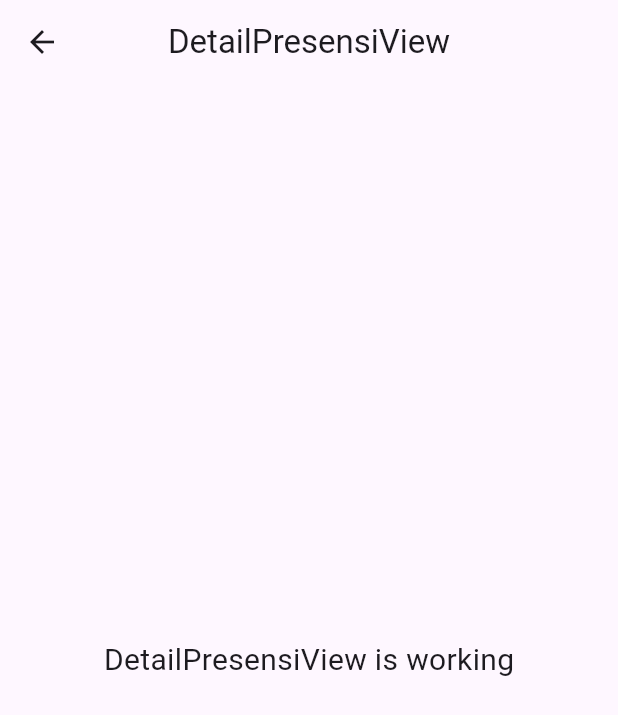
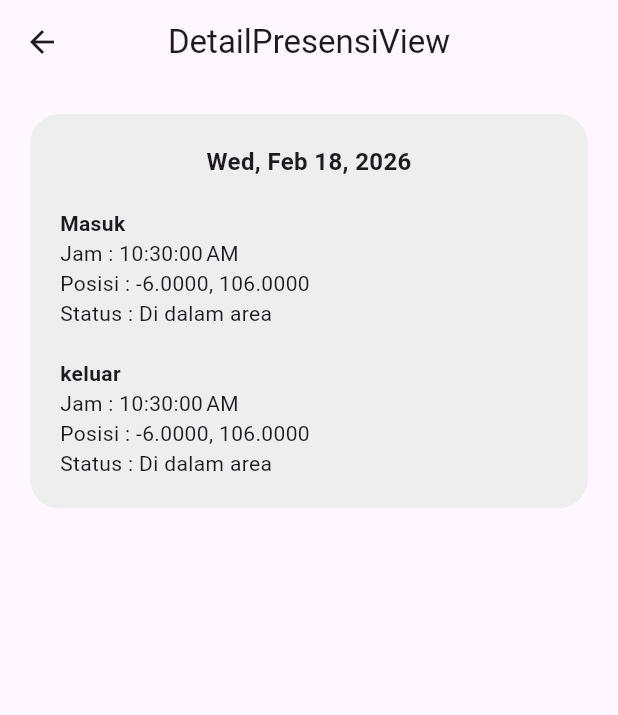
Before and after one commit to faizikhsan123/presence-App-integrate-geolocator-Getx, a Flutter app: the DetailPresensiView screen opened by its route, on a phone screen of 412 x 824 dp. Shown: the top 715 px of the screen. Run offline on Flutter 3.47's test engine with Material 3 defaults, Android fonts, the phone set to English and light mode, and no system bars; our stand-ins replace cloud_firestore, convex_bottom_bar, firebase_auth, firebase_core, get, image_picker; accounts and stored records are empty.

Commit message:
add detail presensi and all_presensi

```diff
--- a/lib/app/modules/detail_presensi/views/detail_presensi_view.dart
+++ b/lib/app/modules/detail_presensi/views/detail_presensi_view.dart
@@ -1,6 +1,7 @@
 import 'package:flutter/material.dart';
 
 import 'package:get/get.dart';
+import 'package:intl/intl.dart';
 
 import '../controllers/detail_presensi_controller.dart';
 
@@ -13,10 +14,42 @@ class DetailPresensiView extends GetView<DetailPresensiController> {
         title: const Text('DetailPresensiView'),
         centerTitle: true,
       ),
-      body: Center(
-        child: Text(
-          'DetailPresensiView is working',
-          style: TextStyle(fontSize: 20),
+      body: Padding(
+        padding: const EdgeInsets.all(20),
+        child: ListView(
+          children: [
+            Container(
+              padding: EdgeInsets.all(20),
+              child: Column(
+                crossAxisAlignment: CrossAxisAlignment.start,
+                children: [
+                  Center(
+                    child: Text(
+                      "${DateFormat.yMMMEd().format(DateTime.now())}",
+                      style: TextStyle(
+                        fontWeight: FontWeight.bold,
+                        fontSize: 16,
+                      ),
+                    ),
+                  ),
+                  SizedBox(height: 20),
+                  Text("Masuk", style: TextStyle(fontWeight: FontWeight.bold)),
+                  Text("Jam : ${DateFormat.jms().format(DateTime.now())} "),
+                  Text("Posisi : -6.0000, 106.0000 "),
+                  Text("Status : Di dalam area  "),
+                  SizedBox(height: 20),
+                  Text("keluar", style: TextStyle(fontWeight: FontWeight.bold)),
+                  Text("Jam : ${DateFormat.jms().format(DateTime.now())} "),
+                  Text("Posisi : -6.0000, 106.0000  "),
+                  Text("Status : Di dalam area  "),
+                ],
+              ),
+              decoration: BoxDecoration(
+                borderRadius: BorderRadius.circular(20),
+                color: Colors.grey[200],
+              ),
+            ),
+          ],
         ),
       ),
     );
--- a/lib/app/routes/app_pages.dart
+++ b/lib/app/routes/app_pages.dart
@@ -2,7 +2,11 @@ import 'package:get/get.dart';
 
 import '../modules/add_pegawai/bindings/add_pegawai_binding.dart';
 import '../modules/add_pegawai/views/add_pegawai_view.dart';
+import '../modules/all_presensi/bindings/all_presensi_binding.dart';
+import '../modules/all_presensi/views/all_presensi_view.dart';
 import '../modules/detail_presensi/bindings/detail_presensi_binding.dart';
+import '../modules/detail_presensi/bindings/detail_presensi_binding.dart';
+import '../modules/detail_presensi/views/detail_presensi_view.dart';
 import '../modules/detail_presensi/views/detail_presensi_view.dart';
 import '../modules/home/bindings/home_binding.dart';
 import '../modules/home/views/home_view.dart';
@@ -59,6 +63,18 @@ class AppPages {
       name: _Paths.DETAIL_PRESENSI,
       page: () => const DetailPresensiView(),
       binding: DetailPresensiBinding(),
+      children: [
+        GetPage(
+          name: _Paths.DETAIL_PRESENSI,
+          page: () => const DetailPresensiView(),
+          binding: DetailPresensiBinding(),
+        ),
+      ],
+    ),
+    GetPage(
+      name: _Paths.ALL_PRESENSI,
+      page: () =>  AllPresensiView(),
+      binding: AllPresensiBinding(),
     ),
   ];
 }
--- a/lib/app/routes/app_routes.dart
+++ b/lib/app/routes/app_routes.dart
@@ -10,6 +10,7 @@ abstract class Routes {
   static const PROFILE = _Paths.PROFILE;
   static const UPDATE_PROFILE = _Paths.UPDATE_PROFILE;
   static const DETAIL_PRESENSI = _Paths.DETAIL_PRESENSI;
+  static const ALL_PRESENSI = _Paths.ALL_PRESENSI;
 }
 
 abstract class _Paths {
@@ -21,4 +22,5 @@ abstract class _Paths {
   static const PROFILE = '/profile';
   static const UPDATE_PROFILE = '/update-profile';
   static const DETAIL_PRESENSI = '/detail-presensi';
+  static const ALL_PRESENSI = '/all-presensi';
 }
```
Also changed, not shown: lib/app/modules/all_presensi/bindings/all_presensi_binding.dart (added, +12 -0 lines), lib/app/modules/all_presensi/controllers/all_presensi_controller.dart (added, +23 -0 lines), lib/app/modules/all_presensi/views/all_presensi_view.dart (added, +95 -0 lines), lib/app/modules/home/views/home_view.dart (+66 -32 lines).
